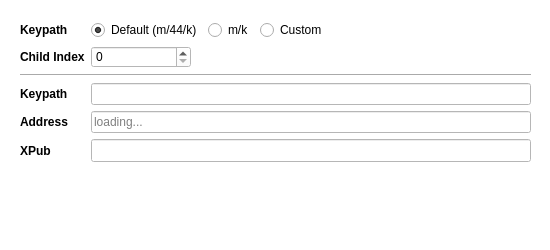
Qt form src/qt/ui/getaddressdialog.ui (jonasschnelli/dbb-app) before a commit.
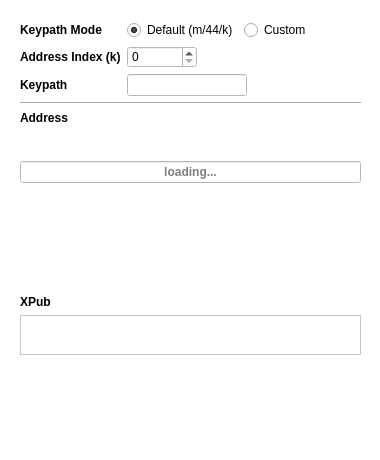
The same form after that commit.

Commit message: overhaul List Addresses dialog

```diff
--- a/src/qt/ui/getaddressdialog.ui
+++ b/src/qt/ui/getaddressdialog.ui
@@ -6,8 +6,8 @@
    <rect>
     <x>0</x>
     <y>0</y>
-    <width>550</width>
-    <height>250</height>
+    <width>380</width>
+    <height>460</height>
    </rect>
   </property>
   <property name="sizePolicy">
@@ -16,18 +16,6 @@
     <verstretch>0</verstretch>
    </sizepolicy>
   </property>
-  <property name="minimumSize">
-   <size>
-    <width>550</width>
-    <height>250</height>
-   </size>
-  </property>
-  <property name="maximumSize">
-   <size>
-    <width>550</width>
-    <height>250</height>
-   </size>
-  </property>
   <property name="sizeGripEnabled">
    <bool>false</bool>
   </property>
@@ -39,8 +27,8 @@
     <rect>
      <x>0</x>
      <y>0</y>
-     <width>551</width>
-     <height>251</height>
+     <width>380</width>
+     <height>460</height>
     </rect>
    </property>
    <property name="styleSheet">
@@ -51,11 +39,16 @@
      <rect>
       <x>0</x>
       <y>0</y>
-      <width>551</width>
-      <height>251</height>
+      <width>381</width>
+      <height>461</height>
      </rect>
     </property>
+    <layout class="QVBoxLayout" name="verticalLayout_5">
+     <item>
     <layout class="QFormLayout" name="formLayout">
+       <property name="sizeConstraint">
+        <enum>QLayout::SetDefaultConstraint</enum>
+       </property>
      <property name="fieldGrowthPolicy">
       <enum>QFormLayout::ExpandingFieldsGrow</enum>
      </property>
@@ -75,7 +68,7 @@
       <number>20</number>
      </property>
      <property name="bottomMargin">
-      <number>20</number>
+        <number>0</number>
      </property>
      <item row="0" column="0">
       <widget class="QLabel" name="label_3">
@@ -86,7 +79,7 @@
         </font>
        </property>
        <property name="text">
-        <string>Keypath</string>
+          <string>Keypath Mode</string>
        </property>
       </widget>
      </item>
@@ -111,13 +104,6 @@
          </property>
         </widget>
        </item>
-       <item>
-        <widget class="QRadioButton" name="kpMK">
-         <property name="text">
-          <string>m/k</string>
-         </property>
-        </widget>
-       </item>
        <item>
         <widget class="QRadioButton" name="kpCustom">
          <property name="text">
@@ -136,7 +122,7 @@
         </font>
        </property>
        <property name="text">
-        <string>Child Index</string>
+          <string>Address Index (k)</string>
        </property>
       </widget>
      </item>
@@ -144,20 +130,13 @@
       <widget class="QSpinBox" name="childIndex">
        <property name="minimumSize">
         <size>
-         <width>100</width>
+           <width>70</width>
          <height>0</height>
         </size>
        </property>
       </widget>
      </item>
-     <item row="2" column="0" colspan="2">
-      <widget class="Line" name="line">
-       <property name="orientation">
-        <enum>Qt::Horizontal</enum>
-       </property>
-      </widget>
-     </item>
-     <item row="3" column="0">
+       <item row="2" column="0">
       <widget class="QLabel" name="keypathLabel">
        <property name="font">
         <font>
@@ -170,13 +149,26 @@
        </property>
       </widget>
      </item>
-     <item row="3" column="1">
+       <item row="2" column="1">
       <widget class="QLineEdit" name="keypath">
+         <property name="maximumSize">
+          <size>
+           <width>120</width>
+           <height>16777215</height>
+          </size>
+         </property>
        <property name="readOnly">
         <bool>false</bool>
        </property>
       </widget>
      </item>
+       <item row="3" column="0" colspan="2">
+        <widget class="Line" name="line">
+         <property name="orientation">
+          <enum>Qt::Horizontal</enum>
+         </property>
+        </widget>
+       </item>
      <item row="4" column="0">
       <widget class="QLabel" name="label_4">
        <property name="font">
@@ -190,8 +182,55 @@
        </property>
       </widget>
      </item>
-     <item row="4" column="1">
+      </layout>
+     </item>
+     <item>
+      <widget class="QLabel" name="qrCodeGetAddresses">
+       <property name="text">
+        <string/>
+       </property>
+       <property name="alignment">
+        <set>Qt::AlignCenter</set>
+       </property>
+      </widget>
+     </item>
+     <item>
+      <layout class="QFormLayout" name="formLayout_4">
+       <property name="fieldGrowthPolicy">
+        <enum>QFormLayout::ExpandingFieldsGrow</enum>
+       </property>
+       <property name="rowWrapPolicy">
+        <enum>QFormLayout::WrapAllRows</enum>
+       </property>
+       <property name="labelAlignment">
+        <set>Qt::AlignLeading|Qt::AlignLeft|Qt::AlignVCenter</set>
+       </property>
+       <property name="formAlignment">
+        <set>Qt::AlignLeading|Qt::AlignLeft|Qt::AlignTop</set>
+       </property>
+       <property name="leftMargin">
+        <number>20</number>
+       </property>
+       <property name="topMargin">
+        <number>10</number>
+       </property>
+       <property name="rightMargin">
+        <number>20</number>
+       </property>
+       <property name="bottomMargin">
+        <number>20</number>
+       </property>
+       <item row="0" column="1">
       <widget class="QLineEdit" name="address">
+         <property name="font">
+          <font>
+           <weight>75</weight>
+           <bold>true</bold>
+          </font>
+         </property>
+         <property name="alignment">
+          <set>Qt::AlignCenter</set>
+         </property>
        <property name="readOnly">
         <bool>true</bool>
        </property>
@@ -200,7 +239,23 @@
        </property>
       </widget>
      </item>
-     <item row="5" column="0">
+       <item row="1" column="0">
+        <spacer name="verticalSpacer">
+         <property name="orientation">
+          <enum>Qt::Vertical</enum>
+         </property>
+         <property name="sizeType">
+          <enum>QSizePolicy::Expanding</enum>
+         </property>
+         <property name="sizeHint" stdset="0">
+          <size>
+           <width>20</width>
+           <height>100</height>
+          </size>
+         </property>
+        </spacer>
+       </item>
+       <item row="2" column="0">
       <widget class="QLabel" name="label_5">
        <property name="font">
         <font>
@@ -213,17 +268,40 @@
        </property>
       </widget>
      </item>
-     <item row="5" column="1">
-      <widget class="QLineEdit" name="xpub">
+       <item row="2" column="1">
+        <widget class="QTextEdit" name="xpub">
+         <property name="sizePolicy">
+          <sizepolicy hsizetype="Expanding" vsizetype="Minimum">
+           <horstretch>0</horstretch>
+           <verstretch>0</verstretch>
+          </sizepolicy>
+         </property>
+         <property name="maximumSize">
+          <size>
+           <width>16777215</width>
+           <height>40</height>
+          </size>
+         </property>
        <property name="font">
         <font>
-         <pointsize>10</pointsize>
-        </font>
-       </property>
+           <pointsize>11</pointsize>
+          </font>
+         </property>
+         <property name="cursor" stdset="0">
+          <cursorShape>IBeamCursor</cursorShape>
+         </property>
+         <property name="mouseTracking">
+          <bool>true</bool>
+         </property>
+         <property name="focusPolicy">
+          <enum>Qt::StrongFocus</enum>
+         </property>
        <property name="readOnly">
         <bool>true</bool>
        </property>
       </widget>
+       </item>
+      </layout>
      </item>
     </layout>
    </widget>
```
Left out of the diff: 2 changed lines with no effect on the pictures. Lines whose indentation alone changed are shown as unchanged. The commit also changes 1 other file.
